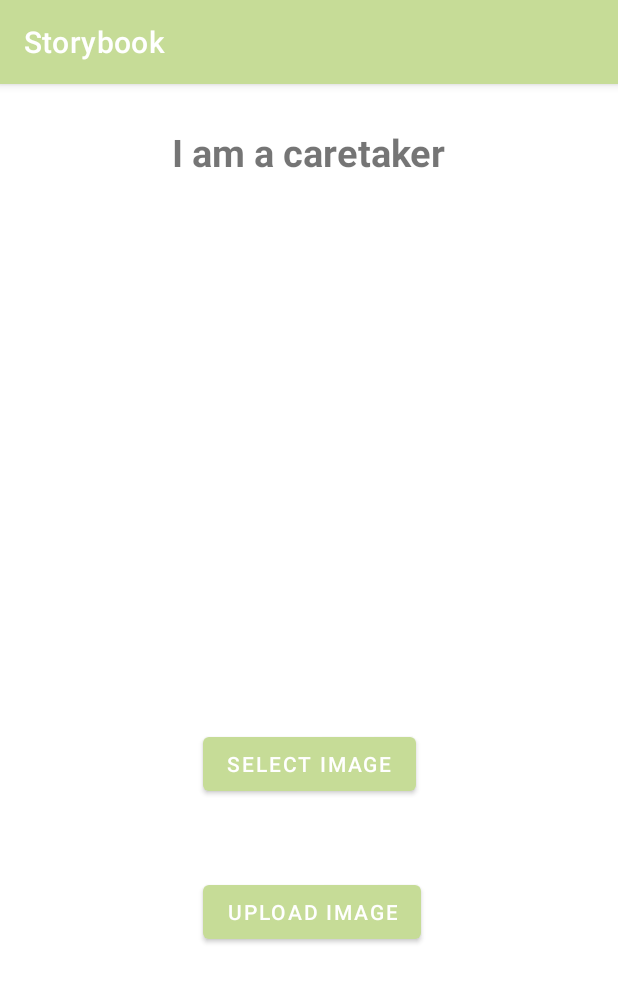
After one commit to knn3/StoryBook, an Android app: the CaretakerUploading screen opened directly, with no data from a screen before it, on a phone screen of 412 x 824 dp. The commit adds this screen. Shown: the top 982 px of the screen. Run offline under Robolectric (Android 15) with nearby library versions, the phone set to English and light mode, and no system bars; our stand-ins replace Firebase (no records; nobody signed in at launch, a user with empty details on screens opened directly).

Commit message:
fixed login redirect and added caretaker uploading media

```diff
--- a/app/build.gradle
+++ b/app/build.gradle
@@ -22,6 +22,11 @@
             proguardFiles getDefaultProguardFile('proguard-android-optimize.txt'), 'proguard-rules.pro'
         }
     }
+
+    buildFeatures {
+        viewBinding true
+    }
+
     compileOptions {
         sourceCompatibility JavaVersion.VERSION_1_8
         targetCompatibility JavaVersion.VERSION_1_8
@@ -34,6 +39,7 @@
     implementation 'com.google.android.material:material:1.6.1'
     implementation 'androidx.constraintlayout:constraintlayout:2.1.4'
     implementation 'com.google.firebase:firebase-auth:21.0.6'
+    implementation 'com.google.firebase:firebase-storage:20.0.1'
     testImplementation 'junit:junit:4.13.2'
     androidTestImplementation 'androidx.test.ext:junit:1.1.3'
     androidTestImplementation 'androidx.test.espresso:espresso-core:3.4.0'
--- a/app/src/main/AndroidManifest.xml
+++ b/app/src/main/AndroidManifest.xml
@@ -15,6 +15,12 @@
         android:supportsRtl="true"
         android:theme="@style/Theme.Storbook"
         tools:targetApi="31">
+        <activity
+            android:name=".CaretakerMain"
+            android:exported="false" />
+        <activity
+            android:name=".CaretakerUploading"
+            android:exported="false" />
         <activity
             android:name=".CaretakerSerialEntry"
             android:exported="false" />
--- a/app/src/main/java/com/example/storbook/CaretakerRegister.java
+++ b/app/src/main/java/com/example/storbook/CaretakerRegister.java
@@ -68,16 +68,16 @@
                     mPassword.setError("Password must be more than 6 characters.");
                 }
 
-                progressBar.setVisibility(View.VISIBLE);
+                // progressBar.setVisibility(View.VISIBLE); Delete this as this may cause overload
 
-                //register the user in firebase
+                //register the user in firebase if success, redirect to Caretaker Main Page
 
                 fAuth.createUserWithEmailAndPassword(email,password).addOnCompleteListener(new OnCompleteListener<AuthResult>() {
                     @Override
                     public void onComplete(@NonNull Task<AuthResult> task) {
                         if(task.isSuccessful()){
                             Toast.makeText(CaretakerRegister.this, "User Created", Toast.LENGTH_SHORT).show();
-                            startActivity(new Intent(getApplicationContext(),CaretakerSerialEntry.class));
+                            startActivity(new Intent(getApplicationContext(),CaretakerMain.class));
 
                         }else {
                             Toast.makeText(CaretakerRegister.this, "Error!" + task.getException(), Toast.LENGTH_SHORT).show();
--- /dev/null
+++ b/app/src/main/java/com/example/storbook/CaretakerUploading.java
@@ -0,0 +1,101 @@
+package com.example.storbook;
+
+import androidx.annotation.NonNull;
+import androidx.annotation.Nullable;
+import androidx.appcompat.app.AppCompatActivity;
+
+import android.app.ProgressDialog;
+import android.content.Intent;
+import android.net.Uri;
+import android.os.Bundle;
+import android.view.View;
+import android.widget.Toast;
+
+import com.example.storbook.databinding.ActivityCaretakerUploadingBinding;
+import com.google.android.gms.tasks.OnFailureListener;
+import com.google.android.gms.tasks.OnSuccessListener;
+import com.google.firebase.storage.FirebaseStorage;
+import com.google.firebase.storage.StorageReference;
+import com.google.firebase.storage.UploadTask;
+
+import java.text.SimpleDateFormat;
+import java.util.Date;
+import java.util.Locale;
+
+public class CaretakerUploading extends AppCompatActivity {
+
+    ActivityCaretakerUploadingBinding binding;
+    Uri imageUri;
+    StorageReference storageReference;
+    ProgressDialog progressDialog;
+
+    @Override
+    protected void onCreate(Bundle savedInstanceState) {
+        super.onCreate(savedInstanceState);
+        binding = ActivityCaretakerUploadingBinding.inflate(getLayoutInflater());
+        setContentView(binding.getRoot());
+        binding.selectImagebtn.setOnClickListener(new View.OnClickListener(){
+            @Override
+            public void onClick(View v){
+                selectImage();
+            }
+        });
+
+        binding.uploadBtn.setOnClickListener(new View.OnClickListener() {
+            @Override
+            public void onClick(View view) {
+                uploadImage();
+            }
+        });
+    }
+
+    private void uploadImage(){
+
+        progressDialog = new ProgressDialog(this);
+        progressDialog.setTitle("Uploading.....");
+        progressDialog.show();
+
+        SimpleDateFormat formatter = new SimpleDateFormat("yyyy_MM_dd_HH_mm_ss", Locale.CANADA);
+        Date now = new Date();
+        String fileName = formatter.format(now);
+
+        storageReference = FirebaseStorage.getInstance().getReference("images/"+fileName);
+
+        storageReference.putFile(imageUri)
+                .addOnSuccessListener(new OnSuccessListener<UploadTask.TaskSnapshot>() {
+                    @Override
+                    public void onSuccess(UploadTask.TaskSnapshot taskSnapshot) {
+                        binding.imageView.setImageURI(null);
+                        Toast.makeText(CaretakerUploading.this, "Successfully Uploaded", Toast.LENGTH_SHORT).show();
+                        if (progressDialog.isShowing()){
+                            progressDialog.dismiss();
+                        }
+                    }
+                }).addOnFailureListener(new OnFailureListener() {
+                    @Override
+                    public void onFailure(@NonNull Exception e) {
+                        if (progressDialog.isShowing()){
+                            progressDialog.dismiss();
+                        }
+                        Toast.makeText(CaretakerUploading.this, "Failed to Upload", Toast.LENGTH_SHORT).show();
+                    }
+                });
+    }
+
+    private void selectImage(){
+        Intent intent = new Intent();
+        intent.setType("image/*");
+        intent.setAction(Intent.ACTION_GET_CONTENT);
+        startActivityForResult(intent, 100);
+    }
+
+    @Override
+    protected void onActivityResult(int requestCode, int resultCode, @Nullable Intent data) {
+        super.onActivityResult(requestCode, resultCode, data);
+
+        if (requestCode == 100 && data != null && data.getData() != null){
+            imageUri = data.getData();
+            binding.imageView.setImageURI(imageUri);
+        }
+    }
+}
--- a/app/src/main/res/layout/activity_caretaker_register.xml
+++ b/app/src/main/res/layout/activity_caretaker_register.xml
@@ -88,7 +88,8 @@
         android:layout_height="wrap_content"
         android:visibility="invisible"
         app:layout_constraintBottom_toTopOf="@+id/registerLink"
-        app:layout_constraintTop_toBottomOf="@+id/loginButton"
-        tools:layout_editor_absoluteX="182dp" />
+        app:layout_constraintEnd_toEndOf="parent"
+        app:layout_constraintStart_toStartOf="parent"
+        app:layout_constraintTop_toBottomOf="@+id/loginButton" />
 
 </androidx.constraintlayout.widget.ConstraintLayout>
--- /dev/null
+++ b/app/src/main/res/layout/activity_caretaker_uploading.xml
@@ -0,0 +1,59 @@
+<?xml version="1.0" encoding="utf-8"?>
+<androidx.constraintlayout.widget.ConstraintLayout xmlns:android="http://schemas.android.com/apk/res/android"
+    xmlns:app="http://schemas.android.com/apk/res-auto"
+    xmlns:tools="http://schemas.android.com/tools"
+    android:layout_width="match_parent"
+    android:layout_height="match_parent"
+    tools:context=".CaretakerUploading">
+
+    <TextView
+        android:id="@+id/show_caretaker"
+        android:layout_width="wrap_content"
+        android:layout_height="wrap_content"
+        android:layout_centerHorizontal="true"
+        android:layout_centerVertical="true"
+        android:text="I am a caretaker"
+        android:textSize="25dp"
+        android:textStyle="bold"
+        app:layout_constraintBottom_toBottomOf="parent"
+        app:layout_constraintEnd_toEndOf="parent"
+        app:layout_constraintStart_toStartOf="parent"
+        app:layout_constraintTop_toTopOf="parent"
+        app:layout_constraintVertical_bias="0.038" />
+
+    <Button
+        android:id="@+id/selectImagebtn"
+        android:layout_width="wrap_content"
+        android:layout_height="wrap_content"
+        android:text="Select Image"
+        app:layout_constraintBottom_toTopOf="@+id/uploadBtn"
+        app:layout_constraintEnd_toEndOf="parent"
+        app:layout_constraintHorizontal_bias="0.501"
+        app:layout_constraintStart_toStartOf="parent"
+        app:layout_constraintTop_toBottomOf="@+id/show_caretaker"
+        app:layout_constraintVertical_bias="0.879" />
+
+    <Button
+        android:id="@+id/uploadBtn"
+        android:layout_width="wrap_content"
+        android:layout_height="wrap_content"
+        android:layout_marginBottom="192dp"
+        android:text="Upload Image"
+        app:layout_constraintBottom_toBottomOf="parent"
+        app:layout_constraintEnd_toEndOf="parent"
+        app:layout_constraintHorizontal_bias="0.507"
+        app:layout_constraintStart_toStartOf="parent" />
+
+    <ImageView
+        android:id="@+id/imageView"
+        android:layout_width="200dp"
+        android:layout_height="200dp"
+        app:layout_constraintBottom_toTopOf="@+id/selectImagebtn"
+        app:layout_constraintEnd_toEndOf="parent"
+        app:layout_constraintHorizontal_bias="0.498"
+        app:layout_constraintStart_toStartOf="parent"
+        app:layout_constraintTop_toTopOf="parent"
+        app:layout_constraintVertical_bias="0.643"
+        tools:srcCompat="@tools:sample/avatars" />
+
+</androidx.constraintlayout.widget.ConstraintLayout>
```
Also changed, not shown: app/src/main/java/com/example/storbook/CaretakerLogin.java (+10 -6 lines), app/src/main/java/com/example/storbook/CaretakerMain.java (added, +43 -0 lines), app/src/main/res/layout/activity_caretaker_main.xml (added, +46 -0 lines).
